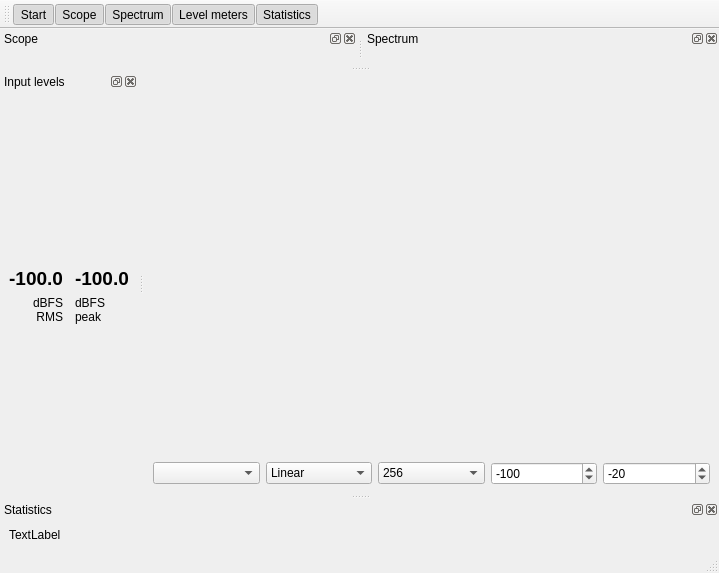
The window that friture.ui (tlecomte/friture) describes before a commit, drawn with Qt 5.
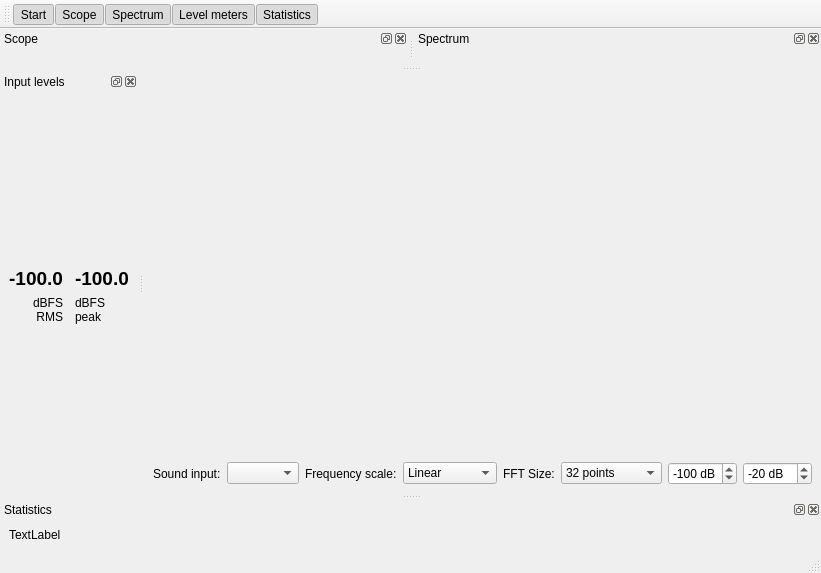
The same window after the commit. Custom widgets are drawn as their Qt base class.

Commit message: More details for the settings.

Patch:
```diff
--- a/friture.ui
+++ b/friture.ui
@@ -15,12 +15,12 @@
   </property>
   <widget class="QWidget" name="centralwidget">
    <layout class="QGridLayout" name="gridLayout_3">
-    <item row="0" column="0" colspan="5">
+    <item row="0" column="0" colspan="8">
      <widget class="ImagePlot" name="PlotZoneImage">
       <layout class="QGridLayout" name="gridLayout"/>
      </widget>
     </item>
-    <item row="1" column="1">
+    <item row="1" column="3">
      <widget class="QComboBox" name="comboBox_freqscale">
       <item>
        <property name="text">
@@ -34,68 +34,71 @@
       </item>
      </widget>
     </item>
-    <item row="1" column="2">
+    <item row="1" column="5">
      <widget class="QComboBox" name="comboBox_fftsize">
       <property name="currentIndex">
-       <number>3</number>
+       <number>0</number>
       </property>
       <item>
        <property name="text">
-        <string>32</string>
+        <string>32 points</string>
        </property>
       </item>
       <item>
        <property name="text">
-        <string>64</string>
+        <string>64 points</string>
        </property>
       </item>
       <item>
        <property name="text">
-        <string>128</string>
+        <string>128 points</string>
        </property>
       </item>
       <item>
        <property name="text">
-        <string>256</string>
+        <string>256 points</string>
        </property>
       </item>
       <item>
        <property name="text">
-        <string>512</string>
+        <string>512 points</string>
        </property>
       </item>
       <item>
        <property name="text">
-        <string>1024</string>
+        <string>1024 points</string>
        </property>
       </item>
       <item>
        <property name="text">
-        <string>2048</string>
+        <string>2048 points</string>
        </property>
       </item>
       <item>
        <property name="text">
-        <string>4096</string>
+        <string>4096 points</string>
        </property>
       </item>
       <item>
        <property name="text">
-        <string>8192</string>
+        <string>8192 points</string>
        </property>
       </item>
       <item>
        <property name="text">
-        <string>16384</string>
+        <string>16384 points</string>
        </property>
       </item>
      </widget>
     </item>
-    <item row="1" column="3">
+    <item row="1" column="6">
      <widget class="QSpinBox" name="spinBox_specmin">
       <property name="keyboardTracking">
        <bool>false</bool>
       </property>
+      <property name="suffix">
+       <string> dB</string>
+      </property>
       <property name="minimum">
        <number>-200</number>
       </property>
@@ -107,11 +110,14 @@
       </property>
      </widget>
     </item>
-    <item row="1" column="4">
+    <item row="1" column="7">
      <widget class="QSpinBox" name="spinBox_specmax">
       <property name="keyboardTracking">
        <bool>false</bool>
       </property>
+      <property name="suffix">
+       <string> dB</string>
+      </property>
       <property name="minimum">
        <number>-200</number>
       </property>
@@ -123,9 +129,30 @@
       </property>
      </widget>
     </item>
-    <item row="1" column="0">
+    <item row="1" column="1">
      <widget class="QComboBox" name="comboBox_inputDevice"/>
     </item>
+    <item row="1" column="4">
+     <widget class="QLabel" name="label">
+      <property name="text">
+       <string>FFT Size:</string>
+      </property>
+     </widget>
+    </item>
+    <item row="1" column="2">
+     <widget class="QLabel" name="label_2">
+      <property name="text">
+       <string>Frequency scale:</string>
+      </property>
+     </widget>
+    </item>
+    <item row="1" column="0">
+     <widget class="QLabel" name="label_3">
+      <property name="text">
+       <string>Sound input:</string>
+      </property>
+     </widget>
+    </item>
    </layout>
   </widget>
   <widget class="QDockWidget" name="dockWidgetLevels">
```
The commit also changes 1 other file.
